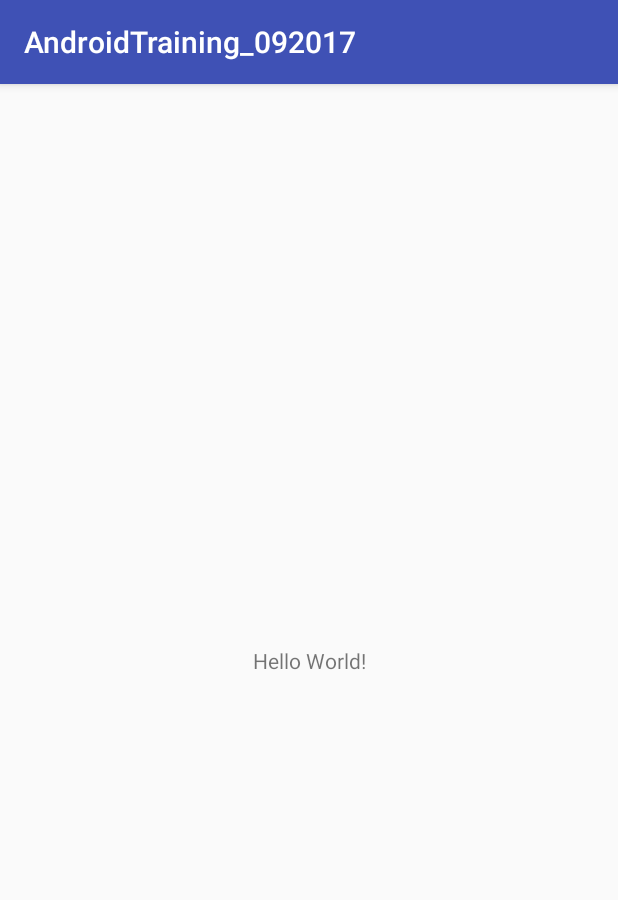
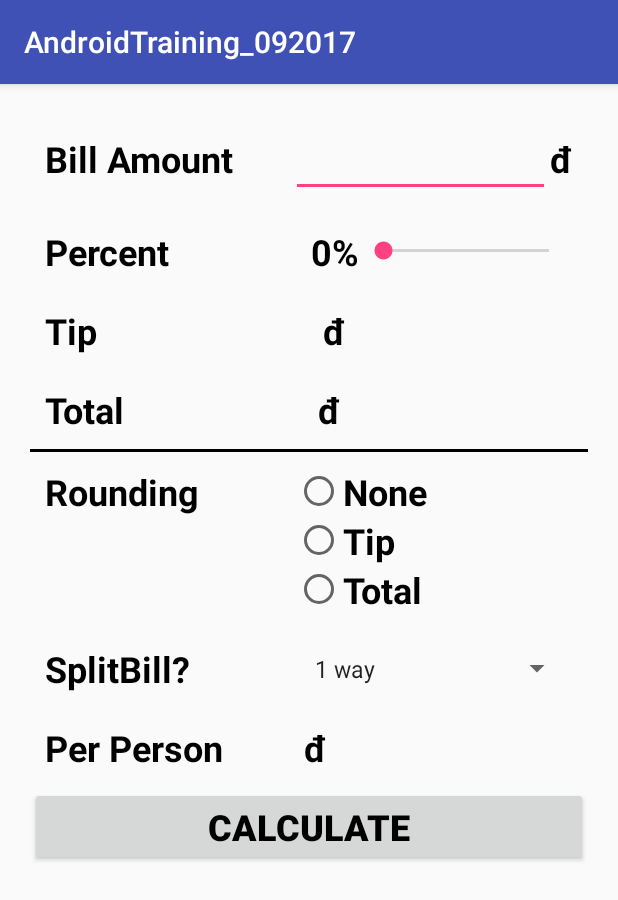
Before and after one commit to daolq3012/AndroidTraining_092017, an Android app: the MainActivity screen opened directly, with no data from a screen before it, on a phone screen of 412 x 824 dp. Shown: the top 900 px of the screen. Run offline under Robolectric (Android 15) with nearby library versions, the phone set to English and light mode, and no system bars.

Commit message:
[CHUONG] Android - Buoi 5 - Bai tap 2

```diff
--- a/app/src/main/java/com/example/sony/training/MainActivity.java
+++ b/app/src/main/java/com/example/sony/training/MainActivity.java
@@ -2,14 +2,55 @@ package com.example.sony.training;
 
 import android.support.v7.app.AppCompatActivity;
 import android.os.Bundle;
+import android.view.View;
+import android.widget.ArrayAdapter;
+import android.widget.Button;
+import android.widget.EditText;
+import android.widget.Spinner;
+import android.widget.TextView;
 
-public class MainActivity extends AppCompatActivity {
+public class MainActivity extends AppCompatActivity implements View.OnClickListener{
+
+    private Spinner mSpnBill;
+    private Button mBtnCalculate;
+    private TextView mTxtTotal;
+    private EditText mEdtBill;
 
     @Override
     protected void onCreate(Bundle savedInstanceState) {
         super.onCreate(savedInstanceState);
-        setContentView(R.layout.activity_main);
+        setContentView(R.layout.activity_main_bill);
+        initViews();
 
+        initListeners();
+    }
+    private void initViews(){
+        mSpnBill = (Spinner) findViewById(R.id.bill_spinner);
+        mBtnCalculate = (Button) findViewById(R.id.calculate_Button);
+        mEdtBill = (EditText) findViewById(R.id.bill_EditText);
+        mTxtTotal = (TextView) findViewById(R.id.total_TextView);
+
+        ArrayAdapter<CharSequence> arrayAdapter = ArrayAdapter.createFromResource(this,R.array.arraySpinnerBill,android.R.layout.simple_spinner_item);
+        arrayAdapter.setDropDownViewResource(android.R.layout.simple_spinner_dropdown_item);
+        mSpnBill.setAdapter(arrayAdapter);
     }
 
+    private void initListeners(){
+        mBtnCalculate.setOnClickListener(this);
+        mEdtBill.setOnClickListener(this);
+    }
+
+    @Override
+    public void onClick(View v) {
+        switch (v.getId()){
+            case R.id.calculate_Button:
+                String strbill = mEdtBill.getText().toString();
+                float floatbill = Float.parseFloat(strbill);
+                mTxtTotal.setText(getString(R.string.vietnam_currency) + (floatbill/2));
+                break;
+            case R.id.bill_EditText:
+                mTxtTotal.setText(R.string.vietnam_currency + 0);
+                break;
+        }
+    }
 }
--- /dev/null
+++ b/app/src/main/res/layout/activity_main_bill.xml
@@ -0,0 +1,176 @@
+<?xml version="1.0" encoding="utf-8"?>
+
+<ScrollView
+    xmlns:android="http://schemas.android.com/apk/res/android"
+    android:layout_height="match_parent"
+    android:layout_width="match_parent">
+    <LinearLayout
+        android:layout_width="match_parent"
+        android:layout_height="wrap_content"
+        android:orientation="vertical"
+        android:padding="@dimen/dp_20">
+
+        <LinearLayout
+            android:layout_width="match_parent"
+            android:layout_height="wrap_content"
+            android:orientation="horizontal"
+            android:padding="@dimen/dp_10">
+
+            <TextView
+                style="@style/textview"
+                android:layout_weight="@integer/int_1"
+                android:text="@string/bill_amount" />
+
+            <EditText
+                android:id="@+id/bill_EditText"
+                android:layout_width="wrap_content"
+                android:layout_height="wrap_content"
+                android:lines="@integer/int_1"
+                android:inputType="numberDecimal"
+                android:layout_weight="@integer/int_4"/>
+            <TextView
+                style="@style/textview"
+                android:text="@string/vietnam_currency"
+                android:gravity="end"/>
+        </LinearLayout>
+
+        <LinearLayout
+            android:layout_width="match_parent"
+            android:layout_height="wrap_content"
+            android:orientation="horizontal"
+            android:padding="@dimen/dp_10">
+
+            <TextView
+                android:layout_width="wrap_content"
+                android:layout_height="wrap_content"
+                android:layout_weight="@integer/int_1"
+                android:text="@string/percent"
+                android:textColor="@color/colorBlack"
+                android:textSize="@dimen/sp_24"
+                android:textStyle="bold" />
+
+            <TextView
+                android:id="@+id/percent_TextView"
+                style="@style/textview"
+                android:text="@string/percent_0"
+                android:textColor="@color/colorBlack"/>
+
+            <SeekBar
+                android:id="@+id/percent_Seekbar"
+                android:layout_width="wrap_content"
+                android:layout_height="match_parent"
+                android:max="30"
+                android:layout_weight="@integer/int_1"/>
+        </LinearLayout>
+
+        <LinearLayout
+            android:layout_width="match_parent"
+            android:layout_height="wrap_content"
+            android:orientation="horizontal"
+            android:padding="@dimen/dp_10">
+
+            <TextView
+                style="@style/textview"
+                android:layout_weight="@integer/int_1"
+                android:text="@string/tip"/>
+
+            <TextView
+                style="@style/textview"
+                android:id="@+id/tip_TextView"
+                android:text="@string/vietnam_currency"
+                android:layout_weight="@integer/int_1"/>
+        </LinearLayout>
+
+        <LinearLayout
+            android:layout_width="match_parent"
+            android:layout_height="wrap_content"
+            android:orientation="horizontal"
+            android:padding="@dimen/dp_10">
+
+            <TextView
+                style="@style/textview"
+                android:layout_weight="@integer/int_1"
+                android:text="@string/total"/>
+
+            <TextView
+                style="@style/textview"
+                android:id="@+id/total_TextView"
+                android:text="@string/vietnam_currency"
+                android:layout_weight="1.2"/>
+        </LinearLayout>
+
+        <View
+
+            android:layout_width="wrap_content"
+            android:layout_height="@dimen/dp_2"
+            android:background="@color/colorBlack"
+            />
+
+        <LinearLayout
+            android:padding="@dimen/dp_10"
+            android:layout_width="match_parent"
+            android:layout_height="wrap_content"
+            android:orientation="horizontal">
+            <TextView
+                style="@style/textview"
+                android:text="@string/rounding"
+                android:layout_weight="@integer/int_1"/>
+            <RadioGroup
+                android:layout_weight="1.5"
+                android:layout_width="wrap_content"
+                android:layout_height="wrap_content">
+                <RadioButton
+                    style="@style/textview"
+                    android:id="@+id/none_RadioButton"
+                    android:text="@string/none"/>
+                <RadioButton
+                    android:id="@+id/tip_RadioButton"
+                    style="@style/textview"
+                    android:text="@string/tip"/>
+                <RadioButton
+                    android:id="@+id/total_RadioButton"
+                    style="@style/textview"
+                    android:text="@string/total"/>
+            </RadioGroup>
+        </LinearLayout>
+
+        <LinearLayout
+            android:padding="@dimen/dp_10"
+            android:layout_width="match_parent"
+            android:layout_height="wrap_content"
+            android:orientation="horizontal">
+            <TextView
+                style="@style/textview"
+                android:text="@string/splitbill"
+                android:layout_weight="@integer/int_1"/>
+            <Spinner
+                android:id="@+id/bill_spinner"
+                android:layout_width="wrap_content"
+                android:layout_height="match_parent"
+                android:layout_weight="@integer/int_1"
+                ></Spinner>
+        </LinearLayout>
+
+        <LinearLayout
+            android:padding="@dimen/dp_10"
+            android:layout_width="match_parent"
+            android:layout_height="wrap_content"
+            android:orientation="horizontal">
+            <TextView
+                style="@style/textview"
+                android:text="@string/perPerson"
+                android:layout_weight="@integer/int_1"/>
+            <TextView
+                style="@style/textview"
+                android:id="@+id/perPerson_TextView"
+                android:text="@string/vietnam_currency"
+                android:layout_weight="@integer/int_3"/>
+        </LinearLayout>
+        <Button
+            android:id="@+id/calculate_Button"
+            android:layout_width="match_parent"
+            android:text="@string/calculator"
+            style="@style/textview"/>
+    </LinearLayout>
+
+</ScrollView>
--- a/app/src/main/res/values/colors.xml
+++ b/app/src/main/res/values/colors.xml
@@ -3,7 +3,5 @@
     <color name="colorPrimary">#3F51B5</color>
     <color name="colorPrimaryDark">#303F9F</color>
     <color name="colorAccent">#FF4081</color>
-    <color name="colorWhite">#ffffff</color>
-    <color name="colorBlack">#000000</color>
-    <color name="colorGreen">#469448</color>
+    <color name="colorBlack">#000</color>
 </resources>
--- a/app/src/main/res/values/dimens.xml
+++ b/app/src/main/res/values/dimens.xml
@@ -1,13 +1,11 @@
 <?xml version="1.0" encoding="utf-8"?>
 <resources>
-    <dimen name="sp_50">50sp</dimen>
-    <dimen name="dp_50">50dp</dimen>
     <dimen name="dp_20">20dp</dimen>
-    <dimen name="dp_100">100dp</dimen>
+    <dimen name="dp_2">2dp</dimen>
     <dimen name="dp_10">10dp</dimen>
-    <dimen name="dp_40">40dp</dimen>
-    <dimen name="dp_15">15dp</dimen>
-    <dimen name="sp_15">15sp</dimen>
-    <dimen name="sp_20">20sp</dimen>
-    <dimen name="dp_2">2dp</dimen>
+    <dimen name="sp_24">24sp</dimen>
+    <dimen name="dp_200">200dp</dimen>
+    <integer name="int_1">1</integer>
+    <integer name="int_3">3</integer>
+    <integer name="int_4">4</integer>
 </resources>
--- a/app/src/main/res/values/strings.xml
+++ b/app/src/main/res/values/strings.xml
@@ -1,17 +1,30 @@
 <resources>
     <string name="app_name">AndroidTraining_092017</string>
-    <string name="hint_email">Email Address</string>
-    <string name="hint_name">Name or Surname</string>
-    <string name="hint_password">Password</string>
-    <string name="hint_phone">Phone</string>
-    <string name="describe_login">Login Form</string>
-    <string name="describe_register">Sign-up Form</string>
-    <string name="login">Login</string>
-    <string name="register">Register</string>
-    <string name="password">Password</string>
-    <string name="signup">Sign up</string>
-    <string name="addPhoto">Add Photo</string>
-    <string name="welcome">Welcome</string>
-    <string name="loginSuccess">Login Success</string>
-    <string name="validateEmail_Password">Email or Password must > 6 characters</string>
+    <string name="vietnam_currency">đ </string>
+    <string name="bill_amount">Bill Amount</string>
+    <string name="percent">Percent</string>
+    <string name="percent_0">0%</string>
+    <string name="tip">Tip</string>
+    <string name="total">Total</string>
+    <string name="rounding">Rounding</string>
+    <string name="none">None</string>
+    <string name="splitbill">SplitBill?</string>
+    <string name="perPerson">Per Person</string>
+    <string name="calculator">Calculate</string>
+    <string name="oneway">1 way</string>
+    <string name="twoway">1 way</string>
+    <string name="threeway">1 way</string>
+    <string name="fourway">1 way</string>
+    <string name="fiveway">1 way</string>
+    <string name="sixway">1 way</string>
+    <string name="chuong">Chuong</string>
+
+    <array name="arraySpinnerBill">
+        <item>@string/oneway</item>
+        <item>@string/twoway</item>
+        <item>@string/threeway</item>
+        <item>@string/fourway</item>
+        <item>@string/fiveway</item>
+        <item>@string/sixway</item>
+    </array>
 </resources>
--- a/app/src/main/res/values/styles.xml
+++ b/app/src/main/res/values/styles.xml
@@ -8,18 +8,12 @@
         <item name="colorAccent">@color/colorAccent</item>
     </style>
 
-    <style name="firstActivityEdittext" parent="firstActivityTextView">
-        <item name="android:layout_marginTop">@dimen/dp_15</item>
-        <item name="android:padding">@dimen/dp_15</item>
-        <item name="android:background">@drawable/edittext_shape</item>
-        <item name="android:textColorHint">@color/colorWhite</item>
-    </style>
-
-    <style name="firstActivityTextView">
-        <item name="android:layout_width">match_parent</item>
+    <style name="textview">
+        <item name="android:layout_width">wrap_content</item>
         <item name="android:layout_height">wrap_content</item>
-        <item name="android:textColor">@color/colorWhite</item>
-        <item name="android:gravity">center</item>
+        <item name="android:textColor">@color/colorBlack</item>
+        <item name="android:textSize">@dimen/sp_24</item>
+        <item name="android:textStyle">bold</item>
     </style>
 
 </resources>
```
Also changed, not shown: app/src/main/AndroidManifest.xml (+0 -8 lines), app/src/main/java/com/example/sony/training/FieldCheckValidate.java (deleted, +0 -23 lines), app/src/main/java/com/example/sony/training/LoginForm.java (deleted, +0 -52 lines), app/src/main/java/com/example/sony/training/RegisterForm.java (deleted, +0 -13 lines), app/src/main/res/drawable/button_shape.xml (deleted, +0 -9 lines), app/src/main/res/drawable/circle_shape.xml (deleted, +0 -7 lines), app/src/main/res/drawable/edittext_shape.xml (deleted, +0 -10 lines), app/src/main/res/layout/activity_login_form.xml (deleted, +0 -75 lines), app/src/main/res/layout/activity_register_form.xml (deleted, +0 -78 lines), app/src/main/res/drawable/background.png (deleted).
